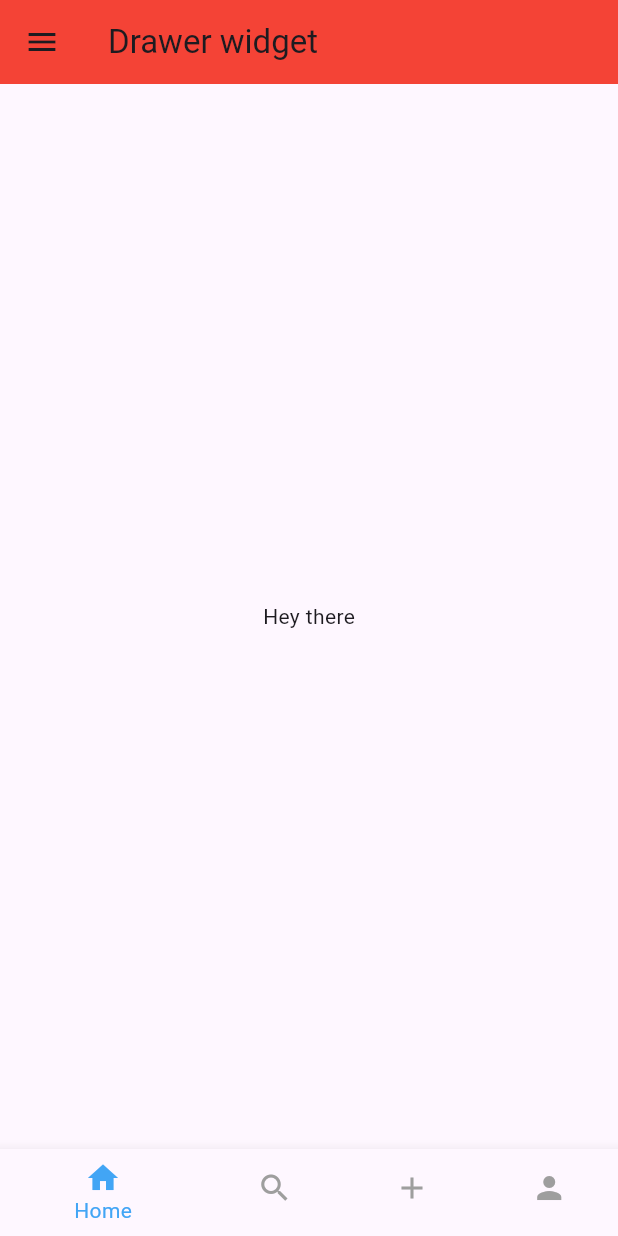
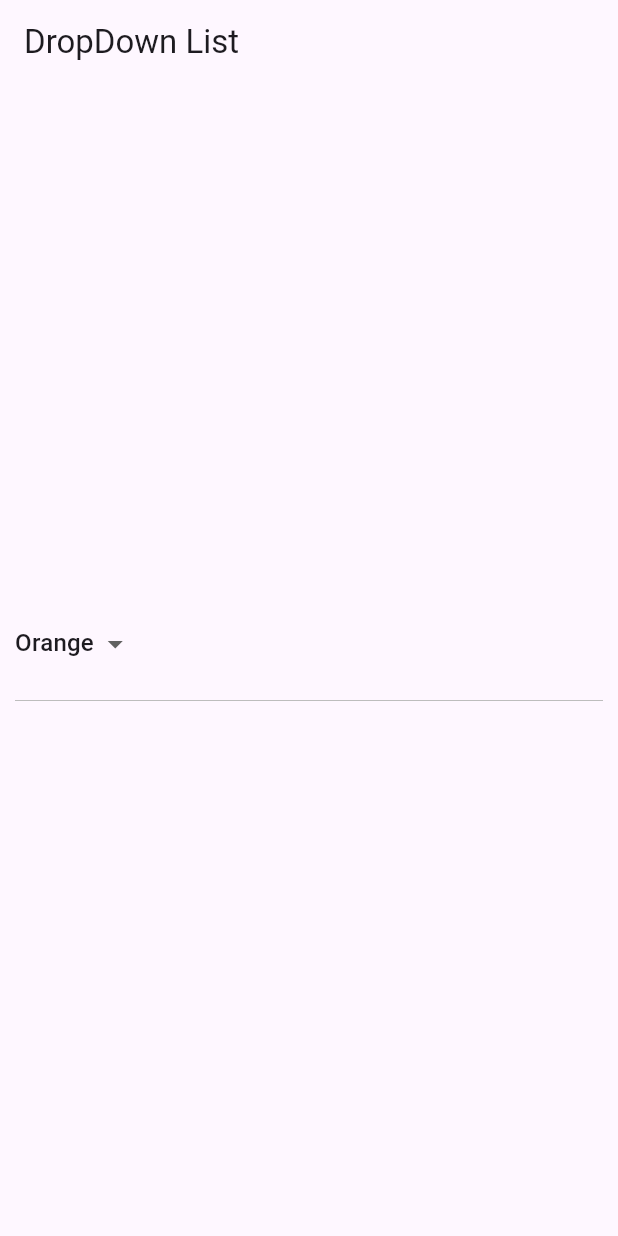
Before and after one commit to ajayvaniya0/Flutter_Bootcamp, a Flutter app: the screen it shows after launch, on a phone screen of 412 x 824 dp. Run offline on Flutter 3.47's test engine with Material 3 defaults, Android fonts, the phone set to English and light mode, and no system bars; our stand-ins replace animated_text_kit.

Commit message:
Drop Down List

```diff
--- a/Week_2/basic_widgets/lib/main.dart
+++ b/Week_2/basic_widgets/lib/main.dart
@@ -4,6 +4,7 @@ import 'package:basic_widgets/widgets/bottomnav.dart';
 import 'package:basic_widgets/widgets/bottomsheet.dart';
 import 'package:basic_widgets/widgets/dismissible.dart';
 import 'package:basic_widgets/widgets/drawer.dart';
+import 'package:basic_widgets/widgets/dropdown.dart';
 import 'package:basic_widgets/widgets/image.dart';
 import 'package:basic_widgets/widgets/list_grid.dart';
 import 'package:basic_widgets/widgets/rowscols.dart';
@@ -25,7 +26,7 @@ class MyApp extends StatelessWidget {
         brightness: Brightness.light,
         primaryColor: Colors.deepPurple,
       ),
-      home: const BottomNav(),
+      home: const DropdownWidget(),
     );
   }
 }
--- /dev/null
+++ b/Week_2/basic_widgets/lib/widgets/dropdown.dart
@@ -0,0 +1,46 @@
+import 'package:flutter/material.dart';
+
+class DropdownWidget extends StatefulWidget {
+  const DropdownWidget({super.key});
+
+  @override
+  State<DropdownWidget> createState() => _DropdownWidgetState();
+}
+
+class _DropdownWidgetState extends State<DropdownWidget> {
+  String selectedvalue = 'Orange';
+  final List<String> items = ['Orange', 'Apple', 'Banana', 'Mango', 'Grapes'];
+  @override
+  Widget build(BuildContext context) {
+    return Scaffold(
+      appBar: AppBar(
+        title: Text('DropDown List'),
+      ),
+      body: Column(
+        mainAxisAlignment: MainAxisAlignment.center,
+        children: [
+          Container(
+            margin: EdgeInsets.all(10),
+            height: 70,
+            // color: Colors.red,
+            width: MediaQuery.of(context).size.width,
+            child: DropdownButton<String>(
+              value: selectedvalue,
+              onChanged: (String? newValue) {
+                setState(() {
+                  selectedvalue = newValue!;
+                });
+              },
+              items: items.map<DropdownMenuItem<String>>((String value) {
+                return DropdownMenuItem<String>(
+                  value: value,
+                  child: Text(value),
+                );
+              }).toList(),
+            ),
+          ),
+        ],
+      ),
+    );
+  }
+}
```
